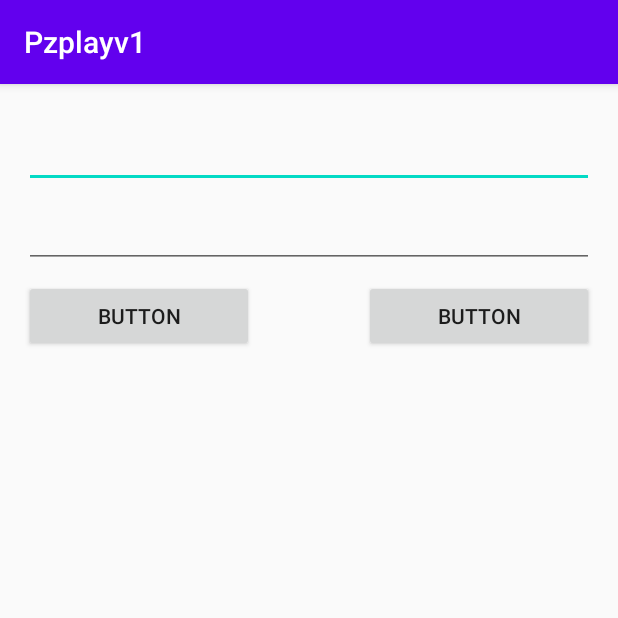
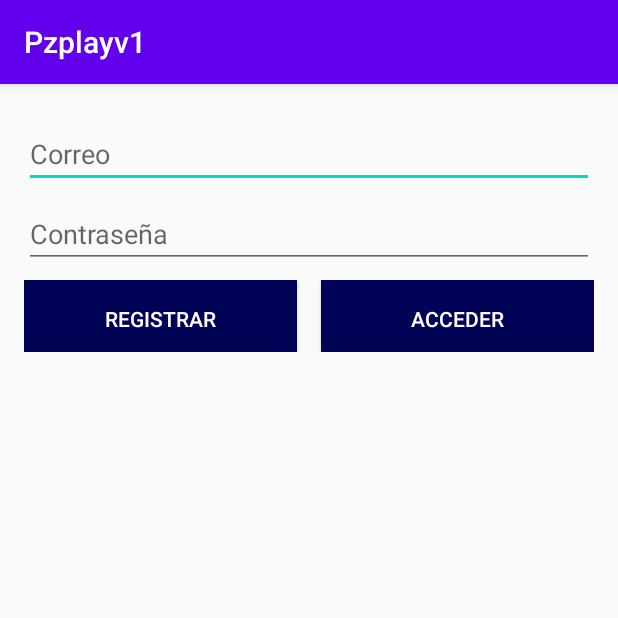
Before and after one commit to XOCO96/RepoPzplayv1, an Android app: the screen it shows after launch (LogActivity), on a phone screen of 412 x 824 dp, the top half of it. Run offline under Robolectric (Android 15) with nearby library versions, the phone set to English and light mode, and no system bars.

Commit message:
Personalización de los botones y campos de texto anteriormente agregados, incorporado splashscreen

```diff
--- a/app/src/main/AndroidManifest.xml
+++ b/app/src/main/AndroidManifest.xml
@@ -8,7 +8,8 @@
         android:label="@string/app_name"
         android:supportsRtl="true"
         android:theme="@style/AppTheme">
-        <activity android:name=".LogActivity">
+        <activity android:name=".LogActivity"
+            android:theme="@style/SplashTheme">
             <intent-filter>
                 <action android:name="android.intent.action.MAIN" />
 
--- a/app/src/main/java/com/xoco96/pzplayv1/LogActivity.kt
+++ b/app/src/main/java/com/xoco96/pzplayv1/LogActivity.kt
@@ -5,6 +5,9 @@
 
 class LogActivity : AppCompatActivity() {
     override fun onCreate(savedInstanceState: Bundle?) {
+
+        setTheme(R.style.AppTheme)
+
         super.onCreate(savedInstanceState)
         setContentView(R.layout.activity_log)
     }
--- /dev/null
+++ b/app/src/main/res/drawable/splashscreen.xml
@@ -0,0 +1,8 @@
+<?xml version="1.0" encoding="utf-8"?>
+<layer-list xmlns:android="http://schemas.android.com/apk/res/android">
+    <item android:drawable="@color/pplay_naranja"/>
+    <item>
+        <bitmap android:src="@mipmap/mysplashscreen"
+            android:gravity="center"/>
+    </item>
+</layer-list>
--- a/app/src/main/res/layout/activity_log.xml
+++ b/app/src/main/res/layout/activity_log.xml
@@ -26,6 +26,7 @@
             android:layout_width="match_parent"
             android:layout_height="wrap_content"
             android:ems="10"
+            android:hint="@string/TxVw_email"
             android:inputType="textEmailAddress" />
 
         <Space
@@ -37,6 +38,7 @@
             android:layout_width="match_parent"
             android:layout_height="wrap_content"
             android:ems="10"
+            android:hint="@string/TxVw_password"
             android:inputType="textPassword" />
 
         <Space
@@ -50,22 +52,25 @@
 
             <Button
                 android:id="@+id/siginButton"
+                style="@android:style/ButtonBar"
                 android:layout_width="wrap_content"
                 android:layout_height="wrap_content"
+                android:layout_marginEnd="8dp"
                 android:layout_weight="1"
-                android:text="Button" />
-
-            <Space
-                android:layout_width="8dp"
-                android:layout_height="match_parent"
-                android:layout_weight="1" />
+                android:background="@color/pplay_azul"
+                android:text="@string/btn_registrarse"
+                android:textColor="@android:color/white" />
 
             <Button
                 android:id="@+id/loginButton"
+                style="@android:style/ButtonBar"
                 android:layout_width="wrap_content"
                 android:layout_height="wrap_content"
+                android:layout_marginStart="8dp"
                 android:layout_weight="1"
-                android:text="Button" />
+                android:background="@color/pplay_azul"
+                android:text="@string/btn_acceder"
+                android:textColor="@android:color/white" />
         </LinearLayout>
     </LinearLayout>
 </androidx.constraintlayout.widget.ConstraintLayout>
--- a/app/src/main/res/values/strings.xml
+++ b/app/src/main/res/values/strings.xml
@@ -1,3 +1,8 @@
 <resources>
     <string name="app_name">Pzplayv1</string>
+
+    <string name="btn_registrarse">REGISTRAR</string>
+    <string name="btn_acceder">ACCEDER</string>
+    <string name="TxVw_email">Correo</string>
+    <string name="TxVw_password">Contraseña</string>
 </resources>
--- a/app/src/main/res/values/styles.xml
+++ b/app/src/main/res/values/styles.xml
@@ -7,4 +7,8 @@
         <item name="colorAccent">@color/colorAccent</item>
     </style>
 
+    <style name="SplashTheme" parent="AppTheme">
+        <item name="android:windowBackground">@drawable/splashscreen</item>
+    </style>
+
 </resources>
```
